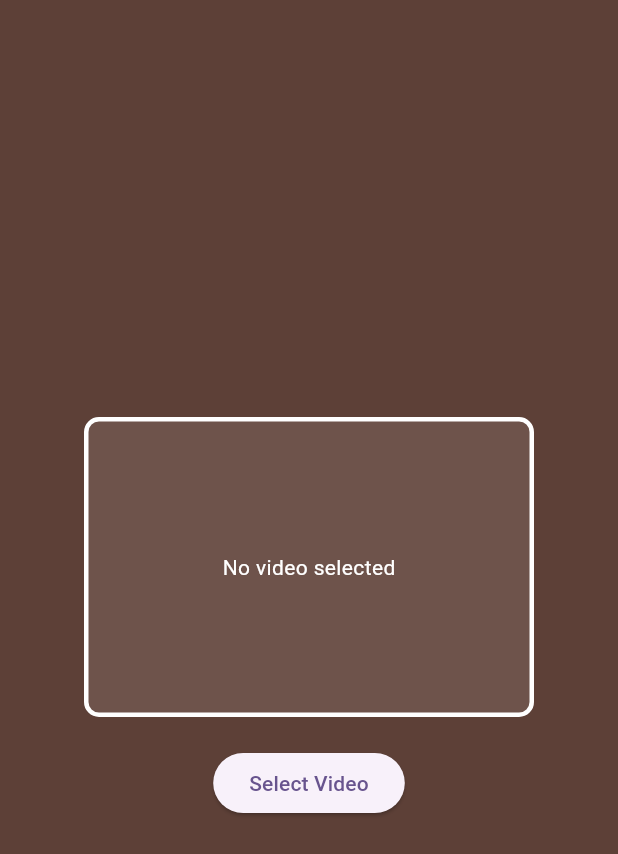
After one commit to wael-saif23/some-logic, a Flutter app: the UploadVideo screen opened directly, after a tap on "Select Video", on a phone screen of 412 x 824 dp. The commit adds this screen. Shown: the top 854 px of the screen. Run offline on Flutter 3.47's test engine with Material 3 defaults, Android fonts, the phone set to English and light mode, and no system bars; our stand-ins replace image_picker, video_player.

Commit message:
Add UploadVideo widget for video selection and playback functionality

```diff
--- a/lib/core/layout/main_shell.dart
+++ b/lib/core/layout/main_shell.dart
@@ -5,6 +5,7 @@ import 'package:some_logic/views/one/multi_selections.dart';
 import 'package:some_logic/views/one/toggle_selections.dart';
 import 'package:some_logic/views/two/upload_image.dart';
 import 'package:some_logic/views/two/upload_multi_images.dart';
+import 'package:some_logic/views/two/upload_video.dart';
 
 class MainShell extends StatefulWidget {
   const MainShell({super.key});
@@ -23,6 +24,7 @@ class _MainShellState extends State<MainShell> {
     MultiSelections(),
     UploadImage(),
     UploadMultiImages(),
+    UploadVideo(),
   ];
 
   int _currentIndex = 0;
--- /dev/null
+++ b/lib/views/two/upload_video.dart
@@ -0,0 +1,86 @@
+import 'package:flutter/material.dart';
+import 'package:image_picker/image_picker.dart';
+import 'package:video_player/video_player.dart';
+import 'dart:io';
+
+class UploadVideo extends StatefulWidget {
+  const UploadVideo({super.key});
+
+  @override
+  State<UploadVideo> createState() => _UploadVideoState();
+}
+
+class _UploadVideoState extends State<UploadVideo> {
+  XFile? _video;
+  VideoPlayerController? _videoController;
+
+  @override
+  void dispose() {
+    if (_videoController != null) {
+      _videoController!.dispose();
+    }
+    super.dispose();
+  }
+
+  Future<void> _uploadVideo() async {
+    XFile? pickedVedio = await ImagePicker().pickVideo(
+      source: ImageSource.gallery,
+    );
+
+    if (pickedVedio == null) {
+      return;
+    }
+
+    setState(() {
+      _video = pickedVedio;
+      _videoController = VideoPlayerController.file(File(_video!.path))
+        ..initialize().then((_) {
+          _videoController!.play();
+          _videoController!.setLooping(true);
+        });
+    });
+  }
+
+  @override
+  Widget build(BuildContext context) {
+    return Scaffold(
+      backgroundColor: Colors.brown[700],
+      body: SafeArea(
+        child: Center(
+          child: Column(
+            mainAxisAlignment: MainAxisAlignment.center,
+            children: [
+              Container(
+                width: 300,
+                height: 200,
+                decoration: BoxDecoration(
+                  color: Colors.white.withOpacity(0.1),
+                  border: Border.all(color: Colors.white, width: 3),
+                  borderRadius: BorderRadius.circular(10),
+                ),
+                child:
+                    _videoController != null &&
+                            _videoController!.value.isInitialized
+                        ? AspectRatio(
+                          aspectRatio: _videoController!.value.aspectRatio,
+                          child: VideoPlayer(_videoController!),
+                        )
+                        : Center(
+                          child: Text(
+                            'No video selected',
+                            style: TextStyle(color: Colors.white),
+                          ),
+                        ),
+              ),
+              SizedBox(height: 20),
+              ElevatedButton(
+                onPressed: _uploadVideo,
+                child: Text('Select Video'),
+              ),
+            ],
+          ),
+        ),
+      ),
+    );
+  }
+}
```
Also changed, not shown: pubspec.yaml (+1 -6 lines), pubspec.lock, 2 other files.
